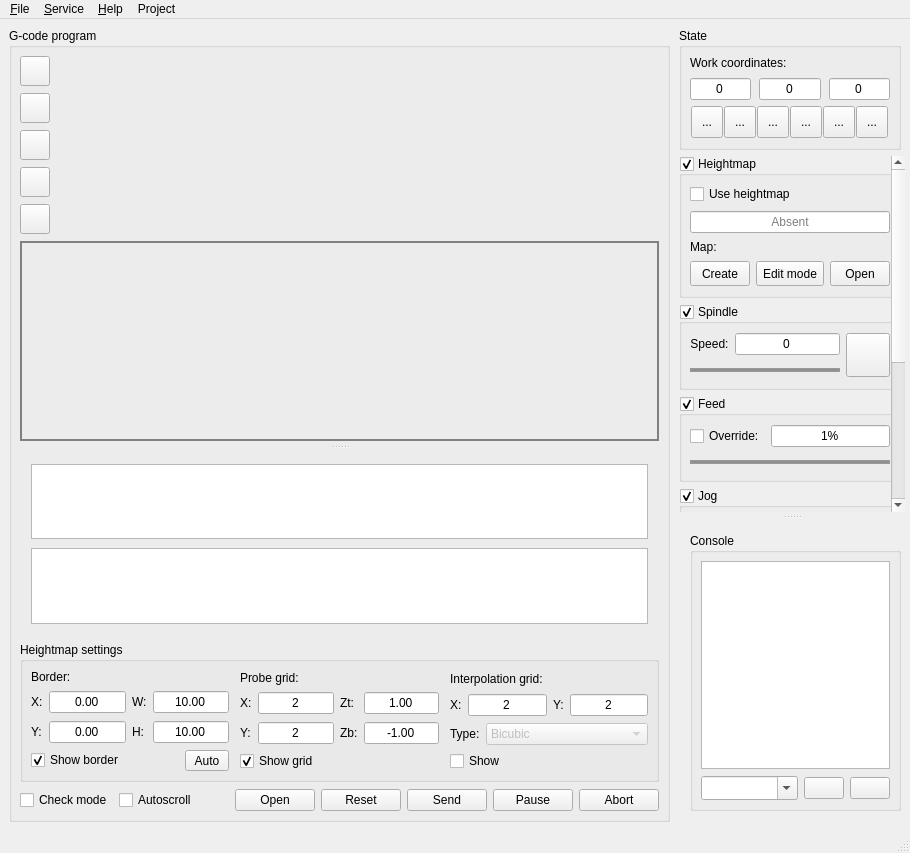
The window that src/frmmain.ui (za-ek/CandlePCB) describes before a commit, drawn with Qt 5.
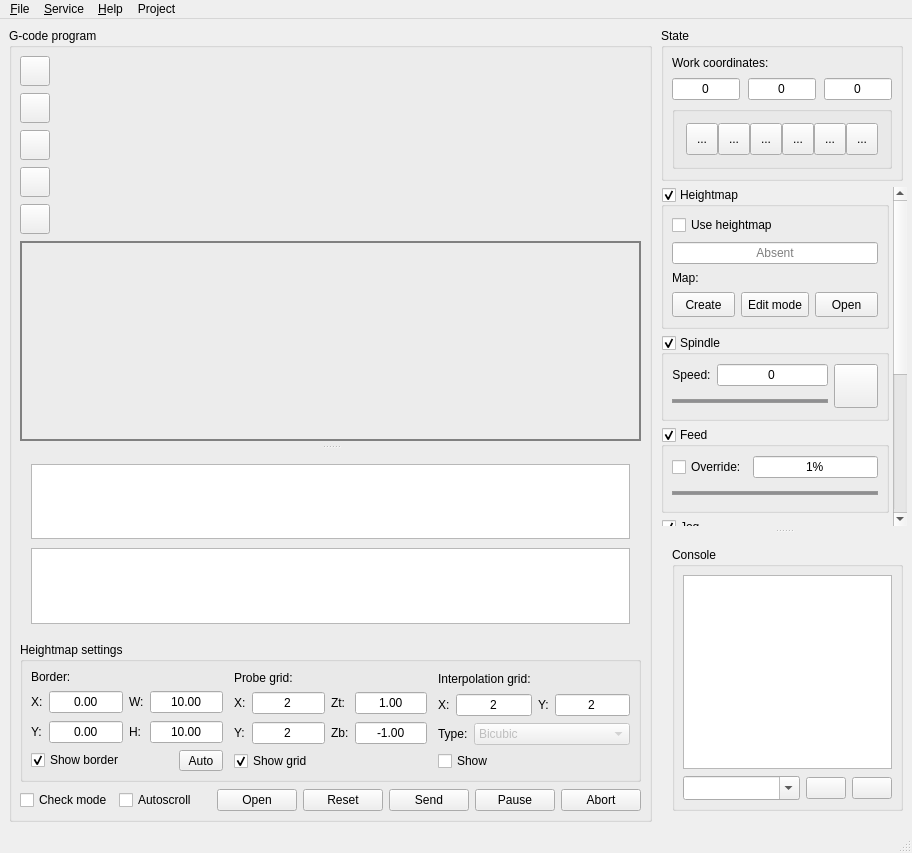
The same window after the commit. Icons and pictures are not drawn. Custom widgets are drawn as their Qt base class.

Commit message: - Rename serialport class to GRBLPort - Separate UI and port methods

The edit to the form file:
```diff
--- a/src/frmmain.ui
+++ b/src/frmmain.ui
@@ -6,7 +6,7 @@
    <rect>
     <x>0</x>
     <y>0</y>
-    <width>910</width>
+    <width>912</width>
     <height>853</height>
    </rect>
   </property>
@@ -1111,7 +1111,8 @@
             </layout>
            </item>
            <item>
-            <layout class="QGridLayout" name="grpControl">
+            <widget class="QGroupBox" name="grpControl">
+             <layout class="QGridLayout" name="grpControl_3">
              <property name="horizontalSpacing">
               <number>0</number>
              </property>
@@ -1278,6 +1279,7 @@
               </widget>
              </item>
             </layout>
+            </widget>
            </item>
           </layout>
          </widget>
@@ -2429,7 +2431,7 @@
     <rect>
      <x>0</x>
      <y>0</y>
-     <width>910</width>
+     <width>912</width>
      <height>22</height>
     </rect>
    </property>
```
Lines whose indentation alone changed are shown as unchanged. The commit also changes 7 other files.
